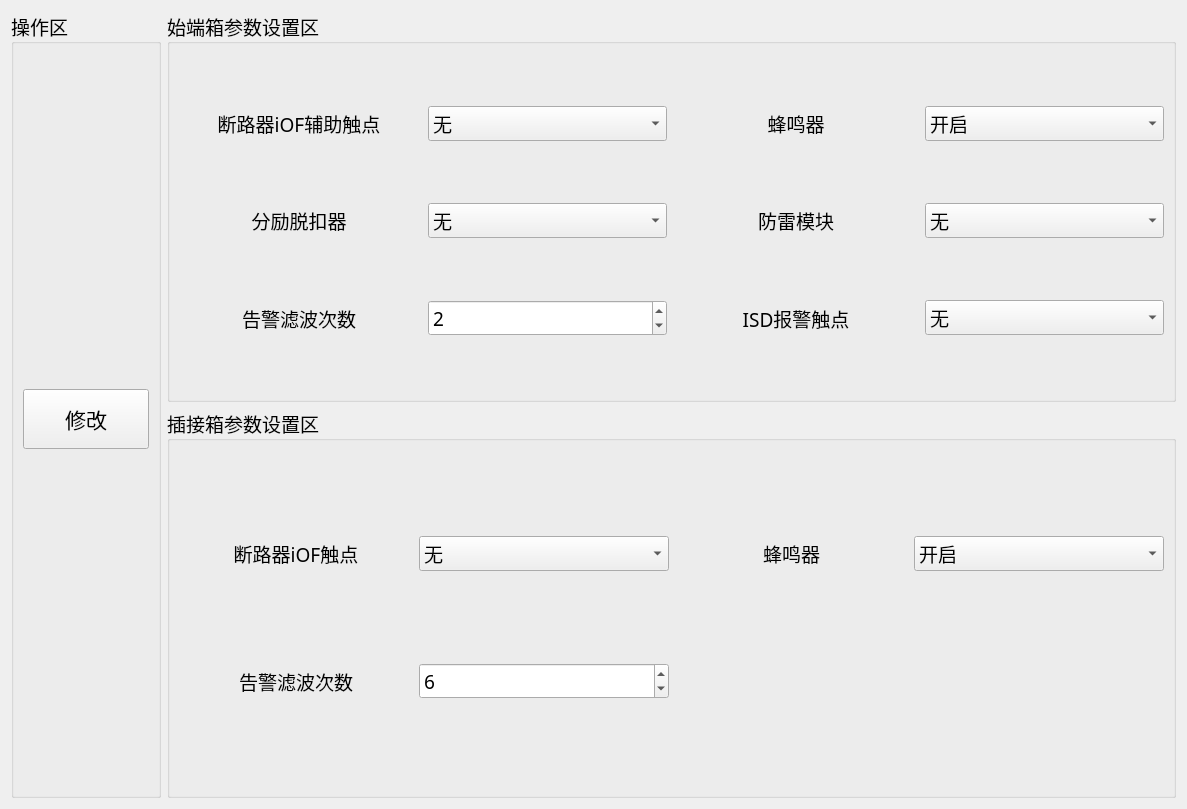
Qt form ProductEvalTool/qc-busbar/setups/setting.ui (ChinaClever/ProductEvalTool) before a commit.
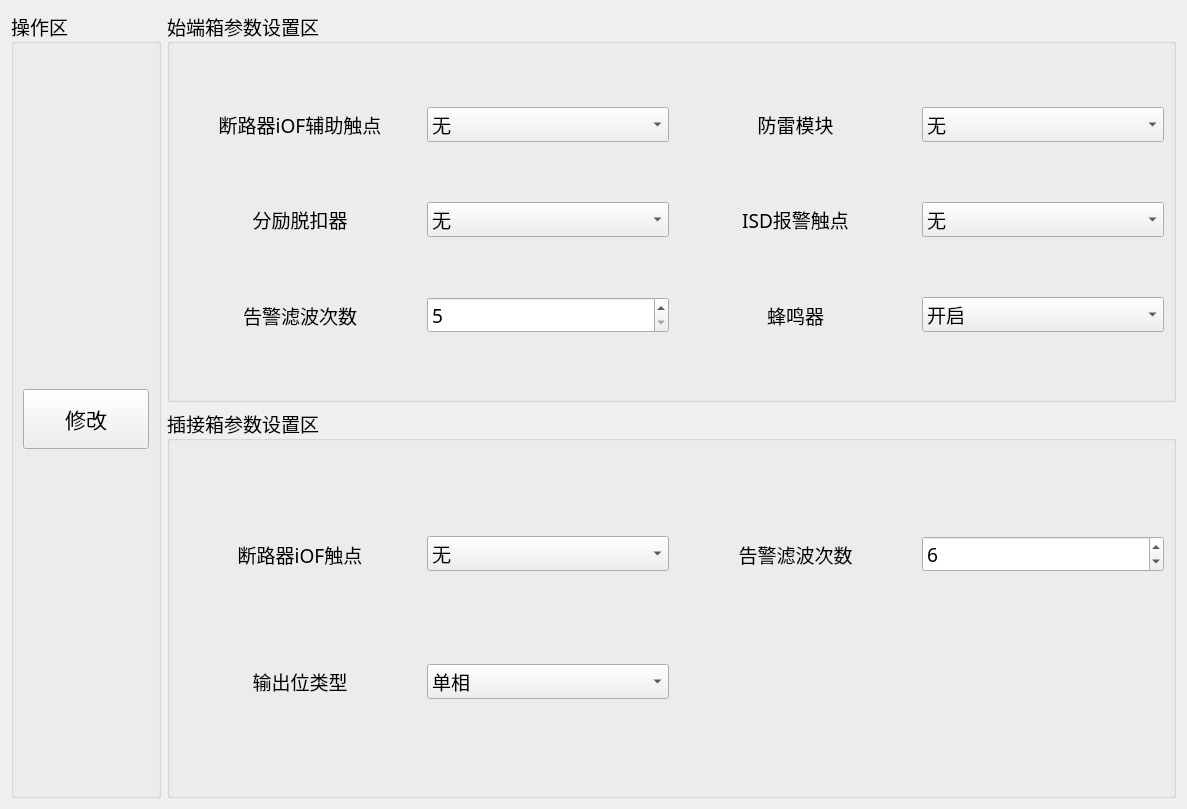
The same form after that commit.

Commit message: 修改界面

What changed in the file:
```diff
--- a/ProductEvalTool/qc-busbar/setups/setting.ui
+++ b/ProductEvalTool/qc-busbar/setups/setting.ui
@@ -14,6 +14,55 @@
    <string>Form</string>
   </property>
   <layout class="QGridLayout" name="gridLayout_2">
+   <item row="0" column="0" rowspan="2">
+    <widget class="QGroupBox" name="groupBox">
+     <property name="enabled">
+      <bool>true</bool>
+     </property>
+     <property name="minimumSize">
+      <size>
+       <width>0</width>
+       <height>0</height>
+      </size>
+     </property>
+     <property name="maximumSize">
+      <size>
+       <width>150</width>
+       <height>16777215</height>
+      </size>
+     </property>
+     <property name="font">
+      <font>
+       <family>微软雅黑</family>
+       <pointsize>14</pointsize>
+      </font>
+     </property>
+     <property name="title">
+      <string>操作区</string>
+     </property>
+     <layout class="QGridLayout" name="gridLayout_4">
+      <item row="0" column="0">
+       <widget class="QPushButton" name="setBtn">
+        <property name="minimumSize">
+         <size>
+          <width>0</width>
+          <height>60</height>
+         </size>
+        </property>
+        <property name="font">
+         <font>
+          <family>微软雅黑</family>
+          <pointsize>16</pointsize>
+         </font>
+        </property>
+        <property name="text">
+         <string>修改</string>
+        </property>
+       </widget>
+      </item>
+     </layout>
+    </widget>
+   </item>
    <item row="0" column="1">
     <widget class="QGroupBox" name="groupBox2">
      <property name="font">
@@ -26,21 +75,6 @@
       <string>始端箱参数设置区</string>
      </property>
      <layout class="QGridLayout" name="gridLayout">
-      <property name="leftMargin">
-       <number>9</number>
-      </property>
-      <property name="topMargin">
-       <number>9</number>
-      </property>
-      <property name="rightMargin">
-       <number>9</number>
-      </property>
-      <property name="bottomMargin">
-       <number>9</number>
-      </property>
-      <property name="spacing">
-       <number>9</number>
-      </property>
       <item row="0" column="0">
        <widget class="QLabel" name="label_11">
         <property name="text">
@@ -72,9 +106,9 @@
        </widget>
       </item>
       <item row="0" column="2">
-       <widget class="QLabel" name="label_2">
+       <widget class="QLabel" name="label_3">
         <property name="text">
-         <string>蜂鸣器</string>
+         <string>防雷模块</string>
         </property>
         <property name="alignment">
          <set>Qt::AlignCenter</set>
@@ -82,7 +116,7 @@
        </widget>
       </item>
       <item row="0" column="3">
-       <widget class="QComboBox" name="buzzerBox">
+       <widget class="QComboBox" name="lightningBox">
         <property name="minimumSize">
          <size>
           <width>120</width>
@@ -91,12 +125,12 @@
         </property>
         <item>
          <property name="text">
-          <string>开启</string>
+          <string>无</string>
          </property>
         </item>
         <item>
          <property name="text">
-          <string>关闭</string>
+          <string>配有</string>
          </property>
         </item>
        </widget>
@@ -138,9 +172,9 @@
        </widget>
       </item>
       <item row="1" column="2">
-       <widget class="QLabel" name="label_3">
+       <widget class="QLabel" name="label_9">
         <property name="text">
-         <string>防雷模块</string>
+         <string>ISD报警触点</string>
         </property>
         <property name="alignment">
          <set>Qt::AlignCenter</set>
@@ -148,7 +182,7 @@
        </widget>
       </item>
       <item row="1" column="3">
-       <widget class="QComboBox" name="lightningBox">
+       <widget class="QComboBox" name="ISDBox">
         <property name="minimumSize">
          <size>
           <width>120</width>
@@ -197,15 +231,21 @@
           <height>16777215</height>
          </size>
         </property>
+        <property name="minimum">
+         <number>5</number>
+        </property>
+        <property name="maximum">
+         <number>200</number>
+        </property>
         <property name="value">
-         <number>2</number>
+         <number>5</number>
         </property>
        </widget>
       </item>
       <item row="2" column="2">
-       <widget class="QLabel" name="label_9">
+       <widget class="QLabel" name="label_2">
         <property name="text">
-         <string>ISD报警触点</string>
+         <string>蜂鸣器</string>
         </property>
         <property name="alignment">
          <set>Qt::AlignCenter</set>
@@ -213,7 +253,7 @@
        </widget>
       </item>
       <item row="2" column="3">
-       <widget class="QComboBox" name="ISDBox">
+       <widget class="QComboBox" name="buzzerBox">
         <property name="minimumSize">
          <size>
           <width>120</width>
@@ -222,12 +262,12 @@
         </property>
         <item>
          <property name="text">
-          <string>无</string>
+          <string>开启</string>
          </property>
         </item>
         <item>
          <property name="text">
-          <string>配有</string>
+          <string>关闭</string>
          </property>
         </item>
        </widget>
@@ -263,91 +303,7 @@
         </property>
        </widget>
       </item>
-      <item row="0" column="1">
-       <widget class="QComboBox" name="iOFBox_2">
-        <property name="minimumSize">
-         <size>
-          <width>250</width>
-          <height>30</height>
-         </size>
-        </property>
-        <property name="maximumSize">
-         <size>
-          <width>16777215</width>
-          <height>16777215</height>
-         </size>
-        </property>
-        <item>
-         <property name="text">
-          <string>无</string>
-         </property>
-        </item>
-        <item>
-         <property name="text">
-          <string>有</string>
-         </property>
-        </item>
-       </widget>
-      </item>
-      <item row="0" column="2">
-       <widget class="QLabel" name="label_15">
-        <property name="maximumSize">
-         <size>
-          <width>16777215</width>
-          <height>16777215</height>
-         </size>
-        </property>
-        <property name="text">
-         <string>蜂鸣器</string>
-        </property>
-        <property name="alignment">
-         <set>Qt::AlignCenter</set>
-        </property>
-       </widget>
-      </item>
       <item row="0" column="3">
-       <widget class="QComboBox" name="buzzerBox_2">
-        <property name="minimumSize">
-         <size>
-          <width>250</width>
-          <height>30</height>
-         </size>
-        </property>
-        <property name="maximumSize">
-         <size>
-          <width>16777215</width>
-          <height>16777215</height>
-         </size>
-        </property>
-        <item>
-         <property name="text">
-          <string>开启</string>
-         </property>
-        </item>
-        <item>
-         <property name="text">
-          <string>关闭</string>
-         </property>
-        </item>
-       </widget>
-      </item>
-      <item row="1" column="0">
-       <widget class="QLabel" name="label_14">
-        <property name="maximumSize">
-         <size>
-          <width>16777215</width>
-          <height>16777215</height>
-         </size>
-        </property>
-        <property name="text">
-         <string>告警滤波次数</string>
-        </property>
-        <property name="alignment">
-         <set>Qt::AlignCenter</set>
-        </property>
-       </widget>
-      </item>
-      <item row="1" column="1">
        <widget class="QSpinBox" name="filterspinBox_2">
         <property name="sizePolicy">
          <sizepolicy hsizetype="Preferred" vsizetype="Fixed">
@@ -357,7 +313,7 @@
         </property>
         <property name="minimumSize">
          <size>
-          <width>250</width>
+          <width>200</width>
           <height>30</height>
          </size>
         </property>
@@ -378,53 +334,70 @@
         </property>
        </widget>
       </item>
-     </layout>
-    </widget>
-   </item>
-   <item row="0" column="0" rowspan="2">
-    <widget class="QGroupBox" name="groupBox">
-     <property name="enabled">
-      <bool>true</bool>
-     </property>
-     <property name="minimumSize">
-      <size>
-       <width>0</width>
-       <height>0</height>
-      </size>
-     </property>
-     <property name="maximumSize">
-      <size>
-       <width>150</width>
-       <height>16777215</height>
-      </size>
-     </property>
-     <property name="font">
-      <font>
-       <family>微软雅黑</family>
-       <pointsize>14</pointsize>
-      </font>
-     </property>
-     <property name="title">
-      <string>操作区</string>
-     </property>
-     <layout class="QGridLayout" name="gridLayout_4">
-      <item row="0" column="0">
-       <widget class="QPushButton" name="setBtn">
+      <item row="0" column="2">
+       <widget class="QLabel" name="label_14">
+        <property name="maximumSize">
+         <size>
+          <width>16777215</width>
+          <height>16777215</height>
+         </size>
+        </property>
+        <property name="text">
+         <string>告警滤波次数</string>
+        </property>
+        <property name="alignment">
+         <set>Qt::AlignCenter</set>
+        </property>
+       </widget>
+      </item>
+      <item row="0" column="1">
+       <widget class="QComboBox" name="iOFBox_2">
         <property name="minimumSize">
          <size>
-          <width>0</width>
-          <height>60</height>
+          <width>200</width>
+          <height>30</height>
          </size>
         </property>
-        <property name="font">
-         <font>
-          <family>微软雅黑</family>
-          <pointsize>16</pointsize>
-         </font>
+        <property name="maximumSize">
+         <size>
+          <width>16777215</width>
+          <height>16777215</height>
+         </size>
         </property>
+        <item>
+         <property name="text">
+          <string>无</string>
+         </property>
+        </item>
+        <item>
+         <property name="text">
+          <string>有</string>
+         </property>
+        </item>
+       </widget>
+      </item>
+      <item row="1" column="0">
+       <widget class="QLabel" name="label">
         <property name="text">
-         <string>修改</string>
+         <string>输出位类型</string>
         </property>
+        <property name="alignment">
+         <set>Qt::AlignCenter</set>
+        </property>
+       </widget>
+      </item>
+      <item row="1" column="1">
+       <widget class="QComboBox" name="outputBox">
+        <item>
+         <property name="text">
+          <string>单相</string>
+         </property>
+        </item>
+        <item>
+         <property name="text">
+          <string>三相</string>
+         </property>
+        </item>
        </widget>
       </item>
      </layout>
```
The commit also changes 7 other files.
